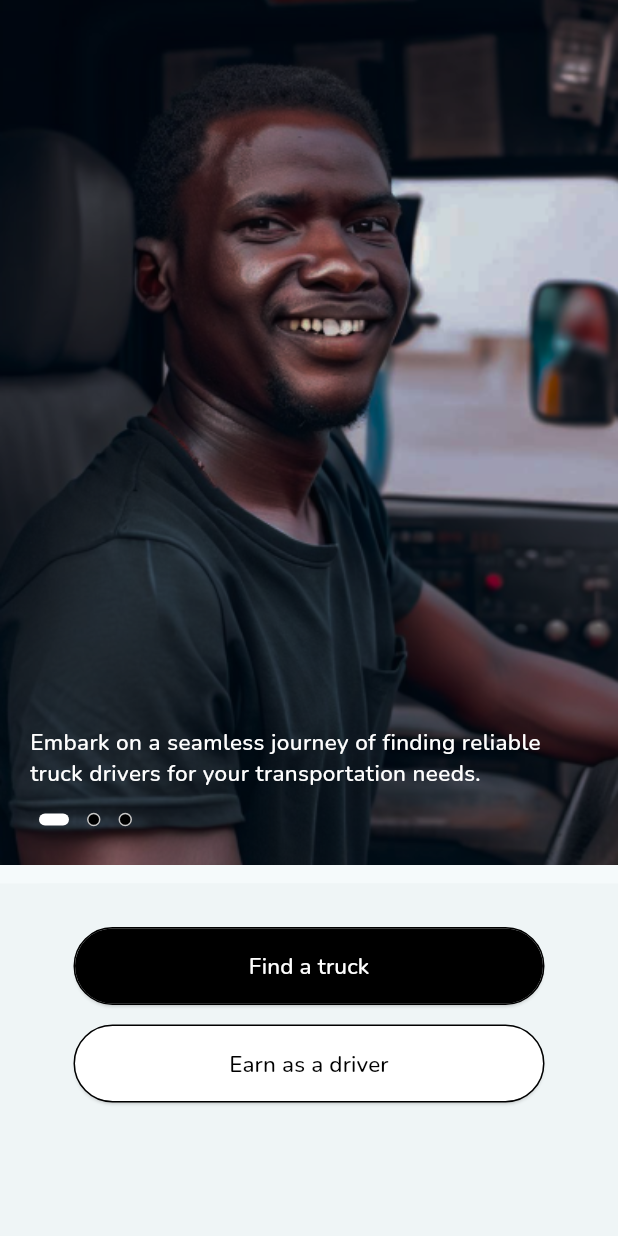
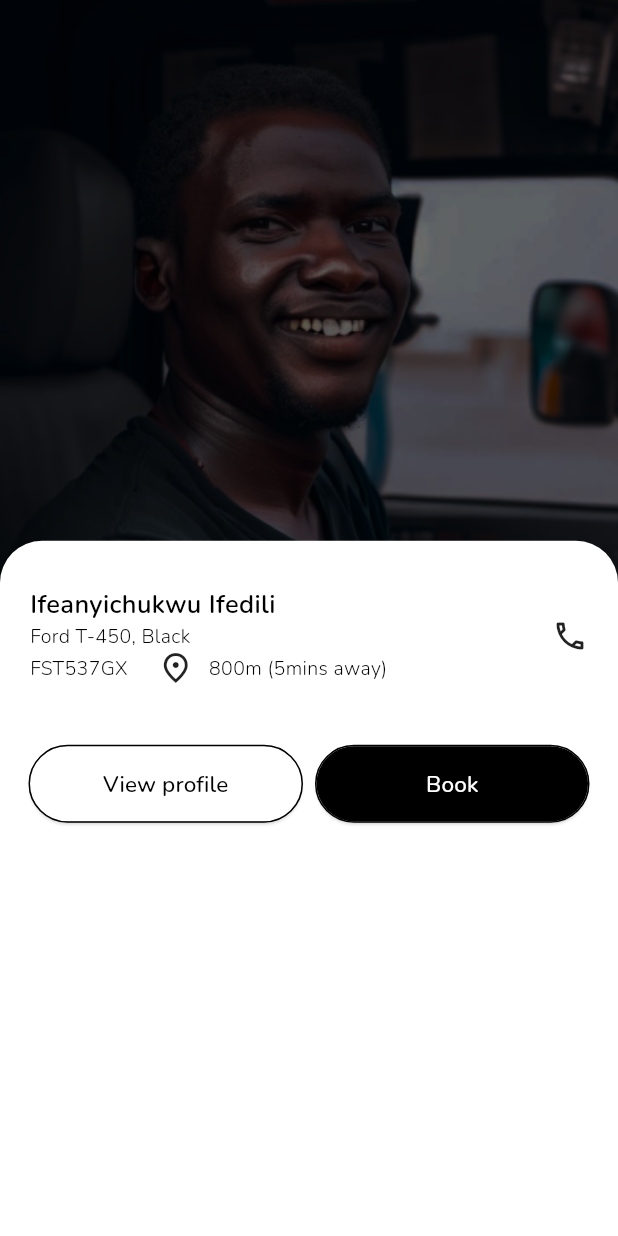
Before and after one commit to codeZe-us/Truckhub, a Flutter app: the LandingPageScreen screen opened directly, after a tap on "Find a truck", on a phone screen of 412 x 824 dp. Run offline on Flutter 3.47's test engine with Material 3 defaults, Android fonts, the phone set to English and light mode, and no system bars; drawn by our look-alikes of dots_indicator; our stand-ins replace firebase_core, flutter_hooks, flutter_rating_bar, flutter_svg, flutter_typeahead, font_awesome_flutter and 5 more; accounts and stored records are empty.

Commit message:
Worked on the view driver profile or book driver view

```diff
--- a/lib/main.dart
+++ b/lib/main.dart
@@ -50,7 +50,7 @@ class MyApp extends StatelessWidget {
           colorScheme: ColorScheme.fromSeed(seedColor: whiteColor),
           useMaterial3: true,
         ),
-        home: const GoogleMapView()
+        home: const LandingPageScreen()
       );
   }
 }
--- a/lib/screens/constants/strings.dart
+++ b/lib/screens/constants/strings.dart
@@ -63,6 +63,7 @@ const driverPhone = '07012345679';
 const vehicleDetailsString = 'Vehicle Details';
 const truckDetailsString = 'Ford T-450, Black';
 const truckNumberString = 'FST537GX';
+const driverDistanceString = '800m (5mins away)';
 const driverReviewString = 'Review about rider';
 const noReviewString = 'No review yet';
 const hiString = 'Hi Frances!';
@@ -87,6 +88,8 @@ const yourNameString = 'Your name';
 const emptyString = '';
 const cancelledString = 'Cancelled';
 const doneString = 'Done';
+const viewProfileString = 'View profile';
+const bookString = 'Book';
 const listOfDriversString = 'List of available drivers';
 const ogigeMarketString = 'Ogige market close to peace park';
 const enuguRoadString = 'Enugu road before cathedral church';
--- a/lib/screens/views/dialogs/yes_or_no_dialog.dart
+++ b/lib/screens/views/dialogs/yes_or_no_dialog.dart
@@ -33,7 +33,7 @@ Future<bool?> showYesOrNoAlertDialog<bool>({
       GenericTextButton(
         fontSize: fontSize3,
         fontWeight: fontWeight7,
-        onTap: ()=> Navigator.pop(context, false),
+        onTap: () => Navigator.pop(context, false),
         title: yesString
       )
     ],
--- a/lib/screens/views/home_screen/sub_view/google_map_view.dart
+++ b/lib/screens/views/home_screen/sub_view/google_map_view.dart
@@ -8,7 +8,6 @@ import 'package:truckhub/screens/constants/strings.dart';
 import 'package:truckhub/screens/custom_widgets/annotated_region_widget.dart';
 import 'package:truckhub/screens/custom_widgets/text_widget.dart';
 import 'package:truckhub/screens/custom_widgets/textfield_widget.dart';
-import 'package:truckhub/screens/views/dialogs/list_of_drivers_dialog.dart';
 
 class GoogleMapView extends StatefulWidget {
   const GoogleMapView({super.key});
@@ -97,9 +96,7 @@ class _GoogleMapViewState extends State<GoogleMapView> {
                   leadingWidget: Padding(
                     padding: const EdgeInsets.only(left: 15, right: 10),
                     child: GestureDetector(
-                      onTap: (){
-                        showA(context: context);
-                      },
+                      onTap: (){},
                       child: const Column(
                         mainAxisAlignment: MainAxisAlignment.center,
                         mainAxisSize: MainAxisSize.min,
--- a/lib/screens/views/landing_page_screen.dart
+++ b/lib/screens/views/landing_page_screen.dart
@@ -8,6 +8,7 @@ import 'package:truckhub/screens/constants/strings.dart';
 import 'package:truckhub/screens/custom_widgets/annotated_region_widget.dart';
 import 'package:truckhub/screens/custom_widgets/elevated_button_widget.dart';
 import 'package:truckhub/screens/custom_widgets/text_widget.dart';
+import 'package:truckhub/screens/views/modal_bottom_sheet_view.dart';
 
 class LandingPageScreen extends StatelessWidget {
   const LandingPageScreen({super.key});
@@ -85,7 +86,9 @@ class LandingPageScreen extends StatelessWidget {
                   children: [
                     const Gap(30),
                     GenericElevatedButton(
-                      onPressed: (){},
+                      onPressed: (){
+                        showViewProfileOrBookDriver(context: context);
+                      },
                       title: findAtruckString
                     ),
                     const Gap(15),
--- /dev/null
+++ b/lib/screens/views/modal_bottom_sheet_view.dart
@@ -0,0 +1,140 @@
+import 'package:flutter/material.dart';
+import 'package:gap/gap.dart';
+import 'package:truckhub/screens/constants/colors.dart';
+import 'package:truckhub/screens/constants/fontsizes.dart';
+import 'package:truckhub/screens/constants/fontweights.dart';
+import 'package:truckhub/screens/constants/strings.dart';
+import 'package:truckhub/screens/custom_widgets/custom_card_widget.dart';
+import 'package:truckhub/screens/custom_widgets/elevated_button_widget.dart';
+import 'package:truckhub/screens/custom_widgets/text_widget.dart';
+
+
+Future<void> showListOfAvailableDrivers({
+  required BuildContext context
+}) => showModalBottomSheet<void>(
+    backgroundColor: whiteColor,
+    context: context,
+    builder:(context) {
+      return Padding(
+        padding: const EdgeInsets.all(10),
+        child: ListView(
+          children: [
+            const Gap(10),
+            const Align(
+              alignment: Alignment.centerLeft,
+              child: Padding(
+                padding: EdgeInsets.only(left: 10),
+                child: GenericText(
+                  fontSize: fontSize3half,
+                  fontWeight: fontWeight6,
+                  text: listOfDriversString
+                ),
+              ),
+            ),
+            const Gap(10),
+            GenericCardWidgetWithLeadingSvg(
+              onTap: (){},
+              title: driver1NameString,
+              price: '500',
+              subtitle: '7000'
+            ),
+            GenericCardWidgetWithLeadingSvg(
+              onTap: (){},
+              title: driver1NameString,
+              price: '500',
+              subtitle: '7000'
+            ),
+            GenericCardWidgetWithLeadingSvg(
+              onTap: (){},
+              title: driver1NameString,
+              price: '500',
+              subtitle: '7000'
+            ),
+          ],
+        ),
+      );
+    },
+  );
+
+
+
+
+Future<void> showViewProfileOrBookDriver({
+  required BuildContext context
+}) => showModalBottomSheet<void>(
+    backgroundColor: whiteColor,
+    context: context,
+    builder:(context) {
+      return Padding(
+        padding: const EdgeInsets.fromLTRB(20, 30, 20, 0),
+        child: ListView(
+          children: [
+            const Row(
+              mainAxisAlignment: MainAxisAlignment.spaceBetween,
+              children: [
+                Column(
+                  crossAxisAlignment: CrossAxisAlignment.start,
+                  children: [
+                    GenericText(
+                      fontSize: fontSize3half,
+                      fontWeight: fontWeight6,
+                      text: driver1NameString
+                    ),
+                    GenericText(
+                      fontSize: fontSize2half,
+                      fontWeight: fontWeight3,
+                      text: truckDetailsString
+                    ),
+                    Row(
+                      children: [
+                        GenericText(
+                          fontSize: fontSize2half,
+                          fontWeight: fontWeight3,
+                          text: truckNumberString
+                        ),
+                        Gap(20),
+                        Icon(Icons.place_outlined),
+                        Gap(10),
+                        GenericText(
+                          fontSize: fontSize2half,
+                          fontWeight: fontWeight3,
+                          text: driverDistanceString
+                        ),
+                      ],
+                    )
+                  ],
+                ),
+                Icon(Icons.call_outlined),
+              ],
+            ),
+            const Gap(40),
+            Row(
+              mainAxisSize: MainAxisSize.min,
+              mainAxisAlignment: MainAxisAlignment.spaceBetween,
+              children: [
+                Expanded(
+                  flex: 1,
+                  child: GenericElevatedButton(
+                    color: blackColor,
+                    backgroundColor: whiteColor,
+                    noMargin: true,
+                    onPressed: (){},
+                    title: viewProfileString
+                  ),
+                ),
+                const Gap(10),
+                Expanded(
+                  flex: 1,
+                  child: GenericElevatedButton(
+                    noMargin: true,
+                    onPressed: (){},
+                    title: bookString
+                  ),
+                )
+              ],
+            )
+          ],
+        ),
+      );
+    },
+  );
```
Also changed, not shown: lib/screens/views/dialogs/list_of_drivers_dialog.dart (deleted, +0 -92 lines).
